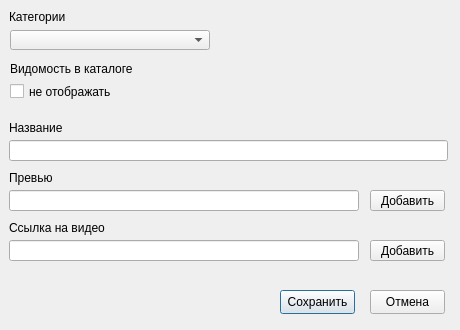
Qt form ui/edit_dialog.ui (Th0rn-dev/training-planner-2) before a commit.
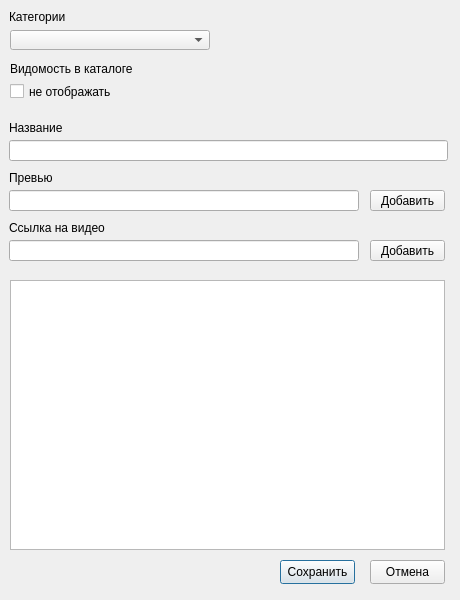
The same form after that commit.

```diff
--- a/ui/edit_dialog.ui
+++ b/ui/edit_dialog.ui
@@ -7,7 +7,7 @@
     <x>0</x>
     <y>0</y>
     <width>460</width>
-    <height>330</height>
+    <height>600</height>
    </rect>
   </property>
   <property name="windowTitle">
@@ -109,7 +109,7 @@
    <property name="geometry">
     <rect>
      <x>280</x>
-     <y>290</y>
+     <y>560</y>
      <width>75</width>
      <height>24</height>
     </rect>
@@ -122,7 +122,7 @@
    <property name="geometry">
     <rect>
      <x>370</x>
-     <y>290</y>
+     <y>560</y>
      <width>75</width>
      <height>24</height>
     </rect>
@@ -183,6 +183,16 @@
     <string>Видомость в каталоге</string>
    </property>
   </widget>
+  <widget class="QPlainTextEdit" name="descriptionEdit">
+   <property name="geometry">
+    <rect>
+     <x>10</x>
+     <y>280</y>
+     <width>435</width>
+     <height>270</height>
+    </rect>
+   </property>
+  </widget>
  </widget>
  <resources/>
  <connections/>
```
